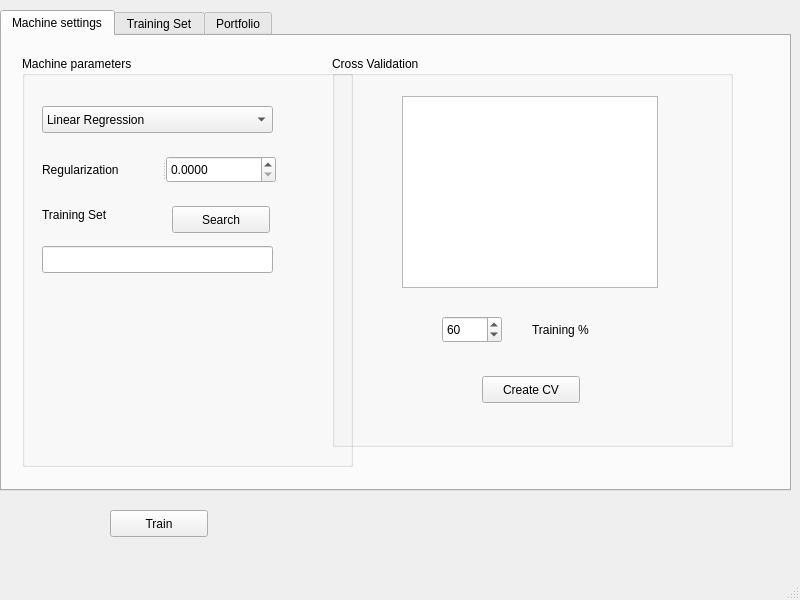
Qt form MachineBenchMark/UI/Prueba1.ui (aydevosotros/MachineBenchMark) before a commit.
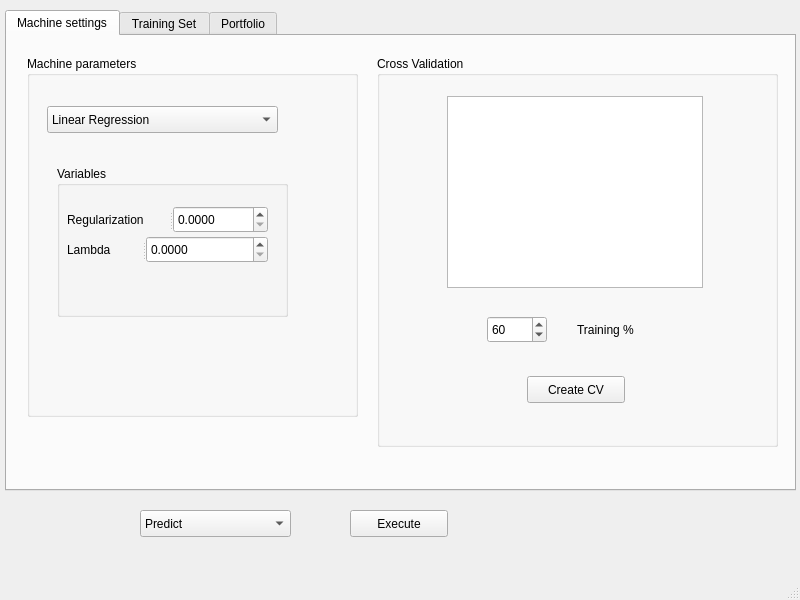
The same form after that commit. The open tabs and pages were chosen to show the change. Custom widgets are drawn as their Qt base class.

Commit message: Implementada la llamada a lgm (a falta de hacer la interfaz dinámica)

The edit to the form file:
```diff
--- a/MachineBenchMark/UI/Prueba1.ui
+++ b/MachineBenchMark/UI/Prueba1.ui
@@ -17,20 +17,20 @@
    <widget class="QPushButton" name="TrainButton">
     <property name="geometry">
      <rect>
-      <x>110</x>
+      <x>350</x>
       <y>510</y>
       <width>98</width>
       <height>27</height>
      </rect>
     </property>
     <property name="text">
-     <string>Train</string>
+     <string>Execute</string>
     </property>
    </widget>
    <widget class="QTabWidget" name="tabWidget">
     <property name="geometry">
      <rect>
-      <x>0</x>
+      <x>5</x>
       <y>10</y>
       <width>791</width>
       <height>481</height>
@@ -49,7 +49,7 @@
         <x>20</x>
         <y>20</y>
         <width>331</width>
-        <height>411</height>
+        <height>361</height>
        </rect>
       </property>
       <property name="title">
@@ -85,48 +85,24 @@
         </property>
        </item>
       </widget>
-      <widget class="QLabel" name="label">
+      <widget class="QGroupBox" name="groupBox_8">
        <property name="geometry">
         <rect>
-         <x>20</x>
-         <y>150</y>
-         <width>91</width>
-         <height>17</height>
-        </rect>
-       </property>
-       <property name="text">
-        <string>Training Set</string>
-       </property>
-      </widget>
-      <widget class="QLineEdit" name="lineEdit">
-       <property name="geometry">
-        <rect>
-         <x>20</x>
-         <y>190</y>
+         <x>30</x>
+         <y>110</y>
          <width>231</width>
-         <height>27</height>
+         <height>151</height>
         </rect>
        </property>
-      </widget>
-      <widget class="QPushButton" name="pushButton">
-       <property name="geometry">
-        <rect>
-         <x>150</x>
-         <y>150</y>
-         <width>98</width>
-         <height>27</height>
-        </rect>
+       <property name="title">
+        <string>Variables</string>
        </property>
-       <property name="text">
-        <string>Search</string>
-       </property>
-      </widget>
       <widget class="QSplitter" name="splitter">
        <property name="geometry">
         <rect>
-         <x>20</x>
-         <y>100</y>
-         <width>234</width>
+          <x>10</x>
+          <y>40</y>
+          <width>201</width>
          <height>27</height>
         </rect>
        </property>
@@ -147,11 +123,41 @@
         </property>
        </widget>
       </widget>
+       <widget class="QSplitter" name="splitter_2">
+        <property name="geometry">
+         <rect>
+          <x>10</x>
+          <y>70</y>
+          <width>201</width>
+          <height>27</height>
+         </rect>
+        </property>
+        <property name="orientation">
+         <enum>Qt::Horizontal</enum>
+        </property>
+        <widget class="QLabel" name="label_6">
+         <property name="text">
+          <string>Lambda</string>
+         </property>
+        </widget>
+        <widget class="QDoubleSpinBox" name="doubleSpinBox_2">
+         <property name="decimals">
+          <number>4</number>
+         </property>
+         <property name="singleStep">
+          <double>0.100000000000000</double>
+         </property>
+        </widget>
+       </widget>
+       <zorder>splitter</zorder>
+       <zorder>groupBox_9</zorder>
+       <zorder>splitter_2</zorder>
+      </widget>
      </widget>
      <widget class="QGroupBox" name="groupBox_7">
       <property name="geometry">
        <rect>
-        <x>330</x>
+        <x>370</x>
         <y>20</y>
         <width>401</width>
         <height>391</height>
@@ -592,6 +598,26 @@
      </widget>
     </widget>
    </widget>
+   <widget class="QComboBox" name="comboBox_4">
+    <property name="geometry">
+     <rect>
+      <x>140</x>
+      <y>510</y>
+      <width>151</width>
+      <height>27</height>
+     </rect>
+    </property>
+    <item>
+     <property name="text">
+      <string>Predict</string>
+     </property>
+    </item>
+    <item>
+     <property name="text">
+      <string>Train and Test</string>
+     </property>
+    </item>
+   </widget>
   </widget>
   <widget class="QStatusBar" name="statusbar"/>
   <action name="actionSalir">
```
Left out of the diff: 4 changed lines with no effect on the pictures. Lines whose indentation alone changed are shown as unchanged. The commit also changes 3 other files.
